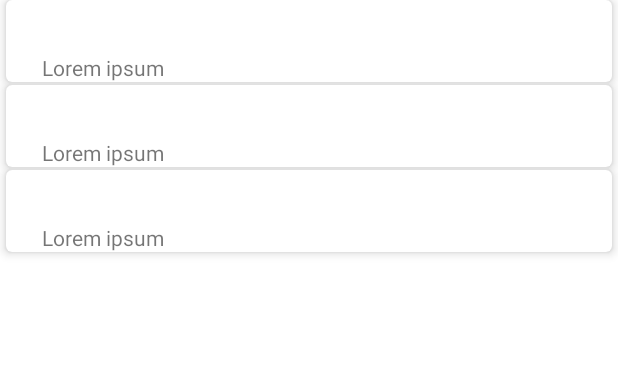
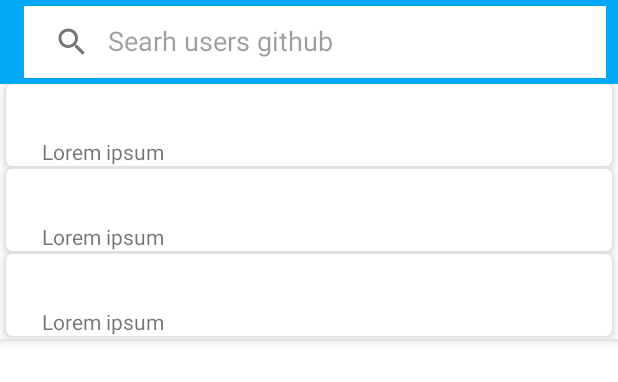
Before and after one commit to amed12/kepoin-github, an Android app: the layout fragment_search_user_github.xml on its own in the app's theme, with its tools: preview values and no code run, on a phone screen of 412 x 824 dp. Shown: the top 382 px of the screen. Run offline under Robolectric (Android 15) with nearby library versions, the phone set to English and light mode, and no system bars.

Commit message:
behaviour success

```diff
--- a/app/src/main/res/layout/fragment_search_user_github.xml
+++ b/app/src/main/res/layout/fragment_search_user_github.xml
@@ -1,8 +1,33 @@
 <?xml version="1.0" encoding="utf-8"?>
-<androidx.recyclerview.widget.RecyclerView xmlns:android="http://schemas.android.com/apk/res/android"
+<com.google.android.material.appbar.AppBarLayout xmlns:android="http://schemas.android.com/apk/res/android"
     xmlns:tools="http://schemas.android.com/tools"
-    android:id="@+id/rv_search"
+    xmlns:app="http://schemas.android.com/apk/res-auto"
     android:layout_width="match_parent"
-    android:layout_height="match_parent"
-    tools:context=".ui.searchuser.SearchUserFragment"
-    tools:listitem="@layout/item_fragment_search_user" />
+    android:layout_height="wrap_content"
+    android:theme="@style/ThemeOverlay.MaterialComponents.Light">
+
+    <androidx.appcompat.widget.Toolbar
+        android:layout_width="match_parent"
+        android:layout_height="?attr/actionBarSize"
+        android:background="?attr/colorPrimary"
+        app:layout_scrollFlags="scroll|enterAlways">
+
+        <androidx.appcompat.widget.SearchView
+            android:id="@+id/search_view_toolbar"
+            android:layout_width="match_parent"
+            android:layout_height="wrap_content"
+            android:layout_marginEnd="8dp"
+            android:background="@color/icons"
+            app:closeIcon="@null"
+            app:defaultQueryHint="Searh users github"
+            app:iconifiedByDefault="false" />
+    </androidx.appcompat.widget.Toolbar>
+
+    <androidx.recyclerview.widget.RecyclerView
+        android:id="@+id/rv_search"
+        android:layout_width="match_parent"
+        android:layout_height="match_parent"
+        android:background="@color/icons"
+        tools:context=".ui.searchuser.SearchUserFragment"
+        tools:listitem="@layout/item_fragment_search_user" />
+</com.google.android.material.appbar.AppBarLayout>
--- a/app/src/main/res/values/styles.xml
+++ b/app/src/main/res/values/styles.xml
@@ -1,7 +1,7 @@
 <resources>
 
     <!-- Base application theme. -->
-    <style name="AppTheme" parent="Theme.MaterialComponents.Light">
+    <style name="AppTheme" parent="Theme.MaterialComponents.Light.NoActionBar">
         <!-- Customize your theme here. -->
         <item name="colorPrimary">@color/colorPrimary</item>
         <item name="colorPrimaryDark">@color/colorPrimaryDark</item>
```
Also changed, not shown: app/src/main/java/com/achmad/sun3toline/kepoingithub/ui/searchuser/SearchUserFragment.java (+41 -42 lines), app/src/main/res/layout/search_view_user.xml (added, +7 -0 lines).
